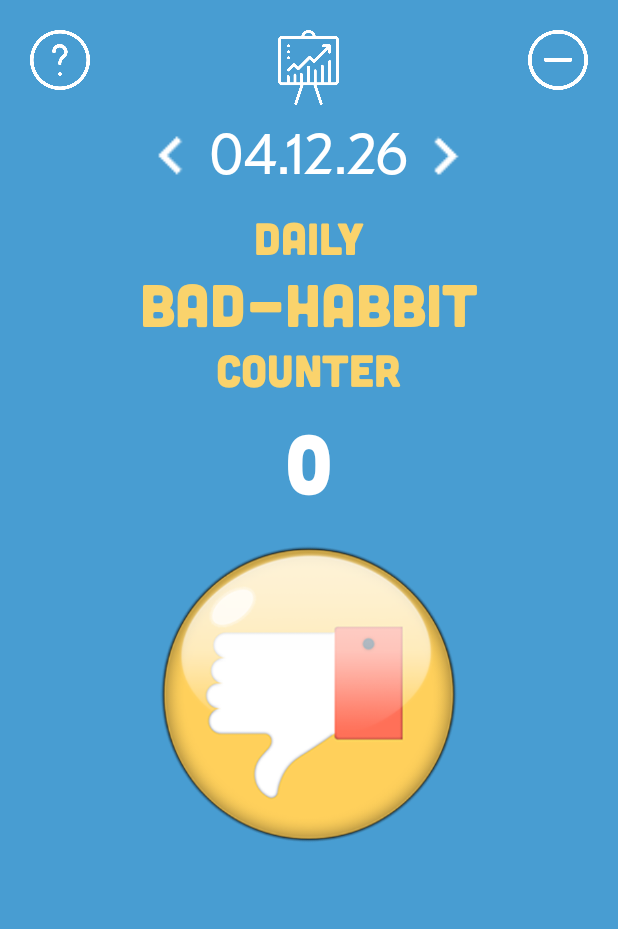
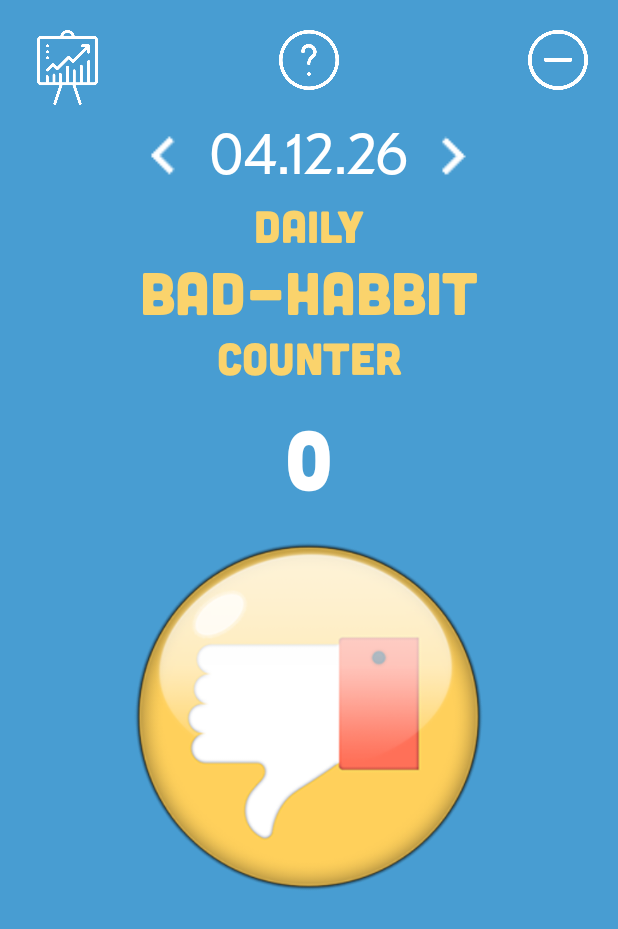
Before and after one commit to VakHack/BetterMe, an Android app: the screen it shows after launch (CounterScreen), after a tap on "GET STARTED", on a phone screen of 412 x 824 dp. Shown: the top 929 px of the screen. Run offline under Robolectric (Android 15) with nearby library versions, the phone set to English and light mode, and no system bars; libraries missing offline, so code that uses them is left out: com.github.mikephil.charting, org.apache.commons.

Commit message:
starting help screen changes

```diff
--- a/app/src/main/java/roeevakrat/betterme/AppFontsDB.java
+++ b/app/src/main/java/roeevakrat/betterme/AppFontsDB.java
@@ -10,20 +10,24 @@ public class AppFontsDB {
         return ourInstance;
     }
 
-    final private String sarif;
-    final private String sanSarif;
+    final private String titleFont;
+    final private String bodyFont;
+    final private String helpScreenFont;
 
     private AppFontsDB() {
 
-        sarif = "fonts/Cubano-Regular.otf";
-        sanSarif = "fonts/GT Eesti Pro Text Book.otf";
+        titleFont = "fonts/Cubano-Regular.otf";
+        bodyFont = "fonts/GT Eesti Pro Text Book.otf";
+        helpScreenFont = "fonts/Stay_Writer.ttf";
     }
 
-    public String getSarif() {
-        return sarif;
+    public String getTitleFont() {
+        return titleFont;
     }
 
-    public String getSanSarif() {
-        return sanSarif;
+    public String getBodyFont() {
+        return bodyFont;
     }
+
+    public String getHelpScreenFont() {return helpScreenFont;}
 }
--- a/app/src/main/java/roeevakrat/betterme/CounterScreen.java
+++ b/app/src/main/java/roeevakrat/betterme/CounterScreen.java
@@ -48,6 +48,8 @@ public class CounterScreen extends AppCompatActivity {
     SoundEffectPlayer screenEffect;
     SoundEffectPlayer buttonEffect;
 
+    TextView overlay;
+
     private void setTodaysCounter(int val){
 
         countersEditor = countersMap.edit();
@@ -56,29 +58,6 @@ public class CounterScreen extends AppCompatActivity {
 
         counterView.setText(String.valueOf(val));
     }
-
-//    private void counterResetDialog(){
-//        AlertDialog.Builder builder = new AlertDialog.Builder(CounterScreen.this);
-//        builder.setCancelable(true);
-//        builder.setMessage("Do you want to reset " + todaysDate.getDate() + " counter?");
-//
-//        builder.setPositiveButton("Confirm",
-//                new DialogInterface.OnClickListener() {
-//                    @Override
-//                    public void onClick(DialogInterface dialog, int which) {
-//                        setTodaysCounter(0);
-//                    }
-//                });
-//
-//        builder.setNegativeButton(android.R.string.cancel, new DialogInterface.OnClickListener() {
-//            @Override
-//            public void onClick(DialogInterface dialog, int which) {
-//            }
-//        });
-//
-//        AlertDialog dialog = builder.create();
-//        dialog.show();
-//    }
 
     private void setTextFont(TextView tv, Typeface tf, String font){
         tf = Typeface.createFromAsset(getAssets(), font);
@@ -262,17 +241,21 @@ public class CounterScreen extends AppCompatActivity {
         counterTitleTop = (TextView)findViewById(R.id.counterTitleTop);
         counterTitleMid = (TextView)findViewById(R.id.counterTitleMid);
         counterTitleBottom = (TextView)findViewById(R.id.counterTitleBottom);
+        overlay = (TextView)findViewById(R.id.overlay);
+
+        //set help view invisible
+        overlay.setVisibility(View.INVISIBLE);
 
         //initialize sound effects
         screenEffect = new SoundEffectPlayer(this, R.raw.app_resume);
         buttonEffect = new SoundEffectPlayer(this, R.raw.counter_pressed);
 
         //update texts fonts
-        setTextFont(counterTitleTop, titleFont, AppFontsDB.getInstance().getSarif());
-        setTextFont(counterTitleMid, titleFont, AppFontsDB.getInstance().getSarif());
-        setTextFont(counterTitleBottom, titleFont, AppFontsDB.getInstance().getSarif());
-        setTextFont(dateTitle, dateFont, AppFontsDB.getInstance().getSanSarif());
-        setTextFont(counterView, counterViewFont, AppFontsDB.getInstance().getSarif());
+        setTextFont(counterTitleTop, titleFont, AppFontsDB.getInstance().getTitleFont());
+        setTextFont(counterTitleMid, titleFont, AppFontsDB.getInstance().getTitleFont());
+        setTextFont(counterTitleBottom, titleFont, AppFontsDB.getInstance().getTitleFont());
+        setTextFont(dateTitle, dateFont, AppFontsDB.getInstance().getBodyFont());
+        setTextFont(counterView, counterViewFont, AppFontsDB.getInstance().getTitleFont());
 
         screenEffect.play();
 
@@ -310,8 +293,7 @@ public class CounterScreen extends AppCompatActivity {
             @Override
             public void onClick(View view) {
 
-                Intent counterScreenIntent = new Intent(CounterScreen.this, HelpCounterScreen.class);
-                startActivity(counterScreenIntent);
+            overlay.setVisibility(View.VISIBLE);
             }
         });
 
@@ -346,6 +328,14 @@ public class CounterScreen extends AppCompatActivity {
             }
         });
 
+        overlay.setOnClickListener(new View.OnClickListener() {
+            @Override
+            public void onClick(View view) {
+
+                overlay.setVisibility(View.INVISIBLE);
+            }
+        });
+
     }
 
     @Override
--- a/app/src/main/java/roeevakrat/betterme/HelpChartScreen.java
+++ b/app/src/main/java/roeevakrat/betterme/HelpChartScreen.java
@@ -32,8 +32,8 @@ public class HelpChartScreen extends AppCompatActivity {
         bodyText = (TextView)findViewById(R.id.WeeklyChartHelpBody);
         backToChartButton = (ImageView)findViewById(R.id.backToWeeklyChart);
 
-        setTextFont(titleText, titleFont, AppFontsDB.getInstance().getSarif());
-        setTextFont(bodyText, bodyFont, AppFontsDB.getInstance().getSanSarif());
+        setTextFont(titleText, titleFont, AppFontsDB.getInstance().getTitleFont());
+        setTextFont(bodyText, bodyFont, AppFontsDB.getInstance().getBodyFont());
 
         backToChartButton.setOnClickListener(new View.OnClickListener() {
             @Override
--- a/app/src/main/java/roeevakrat/betterme/HelpCounterScreen.java
+++ b/app/src/main/java/roeevakrat/betterme/HelpCounterScreen.java
@@ -32,8 +32,8 @@ public class HelpCounterScreen extends AppCompatActivity {
         bodyText = (TextView)findViewById(R.id.helpBody);
         backButton = (ImageView)findViewById(R.id.backButton);
 
-        setTextFont(titleText, titleFont, AppFontsDB.getInstance().getSarif());
-        setTextFont(bodyText, bodyFont, AppFontsDB.getInstance().getSanSarif());
+        setTextFont(titleText, titleFont, AppFontsDB.getInstance().getTitleFont());
+        setTextFont(bodyText, bodyFont, AppFontsDB.getInstance().getBodyFont());
 
         backButton.setOnClickListener(new View.OnClickListener() {
             @Override
--- a/app/src/main/java/roeevakrat/betterme/NegativeFeedbackScreen.java
+++ b/app/src/main/java/roeevakrat/betterme/NegativeFeedbackScreen.java
@@ -32,8 +32,8 @@ public class NegativeFeedbackScreen extends AppCompatActivity {
         bodyText = (TextView)findViewById(R.id.negativeFeedbackBody);
         backButton = (ImageView)findViewById(R.id.backFromNegative);
 
-        setTextFont(titleText, titleFont, AppFontsDB.getInstance().getSarif());
-        setTextFont(bodyText, bodyFont, AppFontsDB.getInstance().getSanSarif());
+        setTextFont(titleText, titleFont, AppFontsDB.getInstance().getTitleFont());
+        setTextFont(bodyText, bodyFont, AppFontsDB.getInstance().getBodyFont());
 
 
         backButton.setOnClickListener(new View.OnClickListener() {
--- a/app/src/main/java/roeevakrat/betterme/PositiveFeedbackScreen.java
+++ b/app/src/main/java/roeevakrat/betterme/PositiveFeedbackScreen.java
@@ -33,8 +33,8 @@ public class PositiveFeedbackScreen extends AppCompatActivity {
         bodyText = (TextView)findViewById(R.id.positiveFeedbackBody);
         backButton = (ImageView)findViewById(R.id.backFromPositive);
 
-        setTextFont(titleText, titleFont, AppFontsDB.getInstance().getSarif());
-        setTextFont(bodyText, bodyFont, AppFontsDB.getInstance().getSanSarif());
+        setTextFont(titleText, titleFont, AppFontsDB.getInstance().getTitleFont());
+        setTextFont(bodyText, bodyFont, AppFontsDB.getInstance().getBodyFont());
 
         backButton.setOnClickListener(new View.OnClickListener() {
             @Override
--- a/app/src/main/java/roeevakrat/betterme/WelcomeScreen.java
+++ b/app/src/main/java/roeevakrat/betterme/WelcomeScreen.java
@@ -69,11 +69,11 @@ public class WelcomeScreen extends AppCompatActivity {
         bodyText = (TextView)findViewById(R.id.introduction);
         startButton = (Button)findViewById(R.id.button);
 
-        setTextFont(titleText, titleFont, AppFontsDB.getInstance().getSarif());
-        setTextFont(bodyText, bodyFont, AppFontsDB.getInstance().getSanSarif());
-        setTextFont(startButton, buttonFont, AppFontsDB.getInstance().getSanSarif());
+        setTextFont(titleText, titleFont, AppFontsDB.getInstance().getTitleFont());
+        setTextFont(bodyText, bodyFont, AppFontsDB.getInstance().getBodyFont());
+        setTextFont(startButton, buttonFont, AppFontsDB.getInstance().getBodyFont());
 
-        startButton.setTypeface(Typeface.createFromAsset(getAssets(), AppFontsDB.getInstance().getSarif()));
+        startButton.setTypeface(Typeface.createFromAsset(getAssets(), AppFontsDB.getInstance().getTitleFont()));
 
         startButton.setOnClickListener(new View.OnClickListener() {
             @Override
--- a/app/src/main/res/layout/activity_counter_screen.xml
+++ b/app/src/main/res/layout/activity_counter_screen.xml
@@ -6,58 +6,51 @@
     android:layout_width="match_parent"
     android:layout_height="wrap_content"
     android:background="#489DD2"
+    android:paddingBottom="25dp"
+    android:paddingLeft="20dp"
+    android:paddingRight="20dp"
+    android:paddingTop="20dp"
     tools:context="roeevakrat.betterme.CounterScreen">
-
-    <RelativeLayout
-        android:id="@+id/upperLayout"
-        android:layout_width="match_parent"
-        android:layout_height="wrap_content">
 
     <ImageView
         android:id="@+id/resetCounter"
         android:layout_width="40dp"
         android:layout_height="40dp"
         android:layout_alignParentRight="true"
-            android:layout_marginBottom="20dp"
-            android:layout_marginRight="20dp"
-            android:layout_marginTop="20dp"
+        android:layout_marginBottom="0dp"
+        android:layout_marginRight="0dp"
+        android:layout_marginTop="0dp"
         app:srcCompat="@drawable/minus"/>
 
     <ImageView
         android:id="@+id/chartButton"
         android:layout_width="50dp"
         android:layout_height="50dp"
+        android:layout_alignParentLeft="true"
         android:layout_alignTop="@+id/helpButton"
-            android:layout_centerHorizontal="true"
+        android:layout_centerHorizontal="false"
         app:srcCompat="@drawable/line_chart"/>
 
     <ImageView
         android:id="@+id/helpButton"
         android:layout_width="40dp"
         android:layout_height="40dp"
-            android:layout_alignParentLeft="true"
+        android:layout_alignParentLeft="false"
+        android:layout_centerHorizontal="true"
         android:layout_gravity="left|center_vertical|center_horizontal"
-            android:layout_marginBottom="20dp"
-            android:layout_marginLeft="20dp"
-            android:layout_marginTop="20dp"
+        android:layout_marginBottom="10dp"
+        android:layout_marginLeft="0dp"
+        android:layout_marginTop="0dp"
         android:baselineAlignBottom="false"
         app:srcCompat="@drawable/question"/>
-
-    </RelativeLayout>
-
-    <RelativeLayout
-        android:id="@+id/titleLayout"
-        android:layout_width="match_parent"
-        android:layout_height="wrap_content"
-        android:layout_alignParentLeft="true"
-        android:layout_alignParentStart="true"
-        android:layout_below="@+id/upperLayout">
 
     <TextView
         android:id="@+id/date"
         android:layout_width="wrap_content"
         android:layout_height="wrap_content"
+        android:layout_below="@+id/helpButton"
         android:layout_centerHorizontal="true"
+        android:paddingTop="10dp"
         android:text="@string/date"
         android:textAppearance="@style/TextAppearance.AppCompat.Caption"
         android:textColor="@android:color/white"
@@ -65,37 +58,35 @@
         android:textStyle="bold"/>
 
     <ImageView
-            android:id="@+id/tommorowButton"
-            android:layout_width="50dp"
-            android:layout_height="50dp"
-            android:layout_alignParentTop="true"
-            android:layout_toRightOf="@+id/date"
-            app:srcCompat="@drawable/ic_keyboard_arrow_right_white_24dp"/>
+        android:id="@+id/yesterdayButton"
+        android:layout_width="60dp"
+        android:layout_height="60dp"
+        android:layout_below="@+id/helpButton"
+        android:layout_centerVertical="false"
+        android:layout_toLeftOf="@+id/date"
+        android:paddingTop="10dp"
+        app:srcCompat="@drawable/ic_keyboard_arrow_left_white_24dp"/>
 
     <ImageView
-            android:id="@+id/yesterdayButton"
-            android:layout_width="50dp"
-            android:layout_height="50dp"
-            android:layout_centerVertical="true"
-            android:layout_toLeftOf="@+id/date"
-            app:srcCompat="@drawable/ic_keyboard_arrow_left_white_24dp"/>
-    </RelativeLayout>
-
-    <RelativeLayout
-        android:id="@+id/middleLayout"
-        android:layout_width="match_parent"
-        android:layout_height="wrap_content"
-        android:layout_below="@+id/titleLayout">
+        android:id="@+id/tommorowButton"
+        android:layout_width="60dp"
+        android:layout_height="60dp"
+        android:layout_alignParentTop="false"
+        android:layout_below="@+id/helpButton"
+        android:layout_toRightOf="@+id/date"
+        android:paddingTop="10dp"
+        app:srcCompat="@drawable/ic_keyboard_arrow_right_white_24dp"/>
 
     <TextView
         android:id="@+id/counterTitleTop"
         android:layout_width="match_parent"
         android:layout_height="wrap_content"
-            android:layout_alignParentLeft="true"
-            android:layout_alignParentStart="true"
-            android:layout_alignParentTop="true"
+        android:layout_alignParentLeft="false"
+        android:layout_alignParentStart="false"
+        android:layout_alignParentTop="false"
+        android:layout_below="@+id/date"
         android:paddingBottom="2dp"
-            android:paddingTop="10dp"
+        android:paddingTop="5dp"
         android:text="Daily"
         android:textAlignment="center"
         android:textAppearance="@style/TextAppearance.AppCompat.Body1"
@@ -104,22 +95,28 @@
 
     <TextView
         android:id="@+id/counterTitleMid"
-            android:layout_width="wrap_content"
+        android:layout_width="match_parent"
         android:layout_height="wrap_content"
         android:layout_below="@+id/counterTitleTop"
-            android:layout_centerInParent="true"
+        android:layout_centerHorizontal="true"
+        android:layout_centerInParent="false"
+        android:layout_centerVertical="false"
         android:paddingBottom="2dp"
         android:text="Bad-Habbit"
+        android:textAlignment="center"
         android:textColor="#FAD36C"
         android:textSize="40sp"/>
 
     <TextView
         android:id="@+id/counterTitleBottom"
-            android:layout_width="wrap_content"
+        android:layout_width="match_parent"
         android:layout_height="wrap_content"
         android:layout_below="@+id/counterTitleMid"
-            android:layout_centerInParent="true"
+        android:layout_centerHorizontal="true"
+        android:layout_centerInParent="false"
+        android:layout_centerVertical="false"
         android:text="Counter"
+        android:textAlignment="center"
         android:textColor="#FAD36C"
         android:textSize="30sp"/>
 
@@ -130,22 +127,13 @@
         android:layout_alignParentLeft="false"
         android:layout_alignParentStart="false"
         android:layout_below="@+id/counterTitleBottom"
-            android:paddingBottom="10dp"
-            android:paddingTop="10dp"
+        android:layout_marginBottom="20dp"
+        android:layout_marginTop="15dp"
         android:text="@string/TodaysCounter"
         android:textAlignment="center"
         android:textColor="@android:color/white"
         android:textSize="55sp"
         tools:text="0"/>
-    </RelativeLayout>
-
-    <FrameLayout
-        android:layout_width="match_parent"
-        android:layout_height="match_parent"
-        android:layout_alignParentBottom="true"
-        android:layout_alignParentEnd="false"
-        android:layout_below="@+id/middleLayout"
-        >
 
     <ImageView
         android:id="@+id/pressedButton"
@@ -154,11 +142,11 @@
         android:layout_alignParentBottom="false"
         android:layout_alignParentLeft="false"
         android:layout_alignParentStart="false"
-            android:layout_alignParentTop="true"
-            android:layout_below="@+id/counterButton"
+        android:layout_alignParentTop="false"
+        android:layout_below="@+id/counterView"
+        android:layout_marginBottom="20dp"
         android:baselineAlignBottom="false"
-            android:paddingBottom="25dp"
-            android:paddingTop="10dp"
+        android:paddingBottom="0dp"
         app:srcCompat="@drawable/dislike_pressed"/>
 
     <ImageView
@@ -168,12 +156,18 @@
         android:layout_alignParentBottom="false"
         android:layout_alignParentLeft="false"
         android:layout_alignParentStart="false"
-            android:layout_alignParentTop="true"
+        android:layout_below="@+id/counterView"
+        android:layout_marginBottom="20dp"
         android:baselineAlignBottom="false"
-            android:paddingBottom="25dp"
-            android:paddingTop="10dp"
+        android:paddingBottom="0dp"
         app:srcCompat="@drawable/dislike"/>
 
-    </FrameLayout>
+    <TextView
+        android:id="@+id/overlay"
+        android:layout_width="match_parent"
+        android:layout_height="match_parent"
+        android:background="#99000000"
+        android:clickable="true"/>
+
 
 </RelativeLayout>
```
Also changed, not shown: app/src/main/java/roeevakrat/betterme/WeeklyChart.java (+48 -26 lines), app/src/main/res/layout/activity_weekly_chart.xml (+74 -43 lines), app/src/main/res/layout/home_screen_widget.xml (+10 -4 lines), app/src/main/res/drawable-hdpi/dislike_hdpi_widget.png, app/src/main/res/drawable/ic_menu_white_24dp.png (deleted), app/src/main/res/drawable/linear_plot.png (deleted), app/src/main/res/drawable/linear_plot2.png (deleted), app/src/main/res/drawable/restart.png (deleted), app/src/main/res/drawable/spatter.jpg (deleted). Lines whose indentation alone changed are shown as unchanged.
